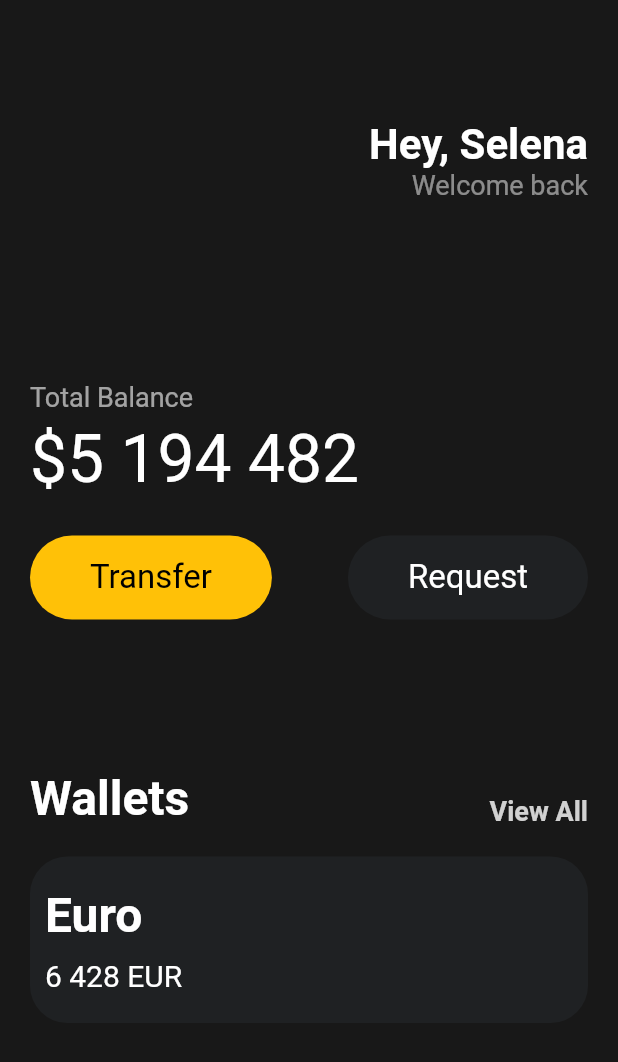
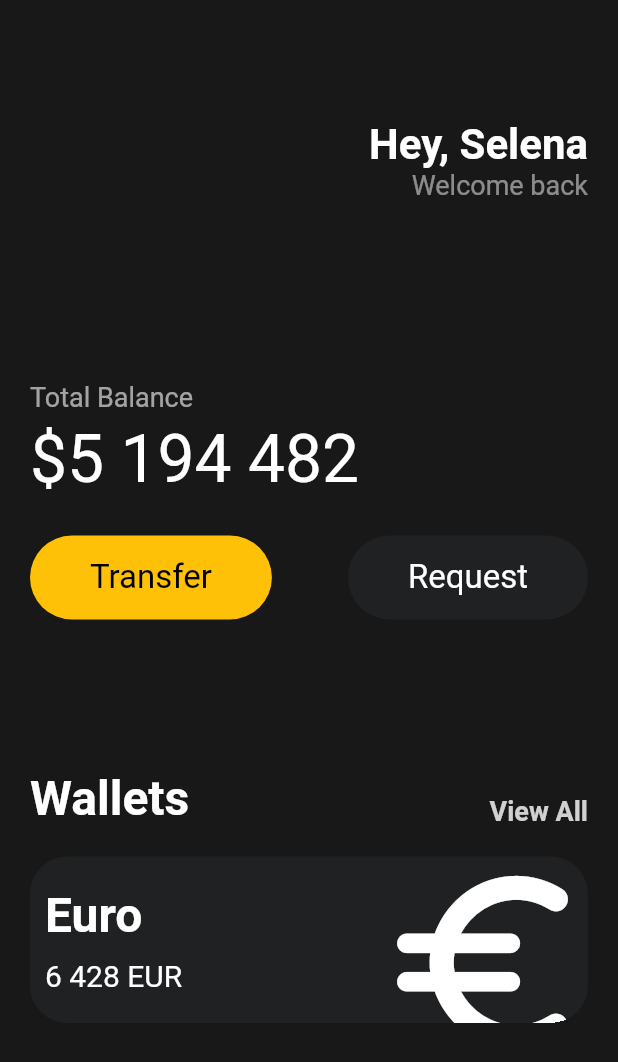
Before and after one commit to shinhj0523/toonflix, a Flutter app: the screen it shows after launch, on a phone screen of 412 x 824 dp. Shown: the top 1062 px of the screen. Run offline on Flutter 3.47's test engine with Material 2 defaults, Android fonts, the phone set to English and light mode, and no system bars.

Commit message:
icons and transforms

```diff
--- a/lib/main.dart
+++ b/lib/main.dart
@@ -104,18 +104,20 @@ class App extends StatelessWidget {
               height: 20,
             ),
             Container(
+              clipBehavior: Clip.hardEdge,
               decoration: BoxDecoration(
                 color: const Color(0xFF1F2123),
                 borderRadius: BorderRadius.circular(25),
               ),
-              child: const Padding(
-                padding: EdgeInsets.symmetric(
+              child: Padding(
+                padding: const EdgeInsets.symmetric(
                   vertical: 20,
                   horizontal: 10,
                 ),
                 child: Row(
+                  mainAxisAlignment: MainAxisAlignment.spaceBetween,
                   children: [
-                    Column(
+                    const Column(
                       crossAxisAlignment: CrossAxisAlignment.start,
                       children: [
                         Text(
@@ -148,7 +150,18 @@ class App extends StatelessWidget {
                           ],
                         )
                       ],
-                    )
+                    ),
+                    Transform.scale(
+                      scale: 2.2,
+                      child: Transform.translate(
+                        offset: const Offset(-10, 7),
+                        child: const Icon(
+                          Icons.euro_rounded,
+                          color: Colors.white,
+                          size: 70,
+                        ),
+                      ),
+                    ),
                   ],
                 ),
               ),
```
